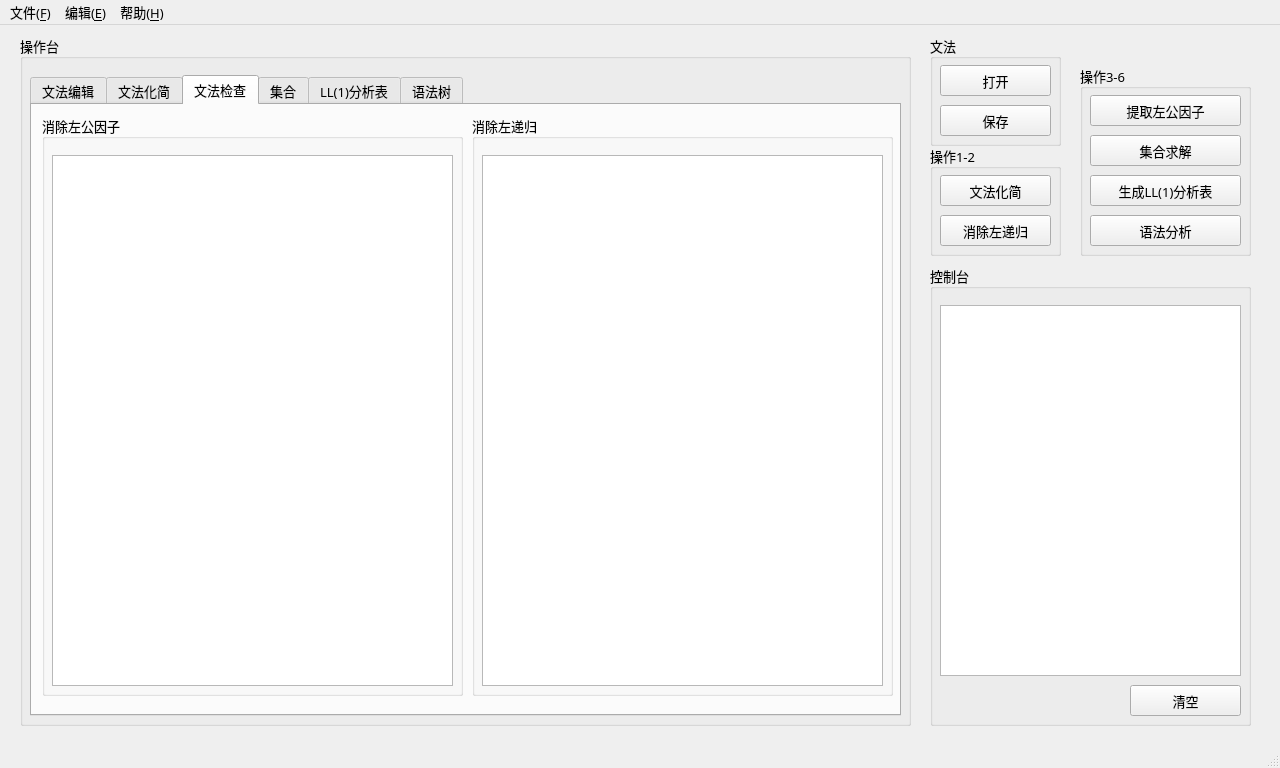
This is BNFProcessor/mainwindow.ui in Lyuyk/Compile-Principle-Course-Labs as Qt 5 draws it before an edit. The edited form follows.
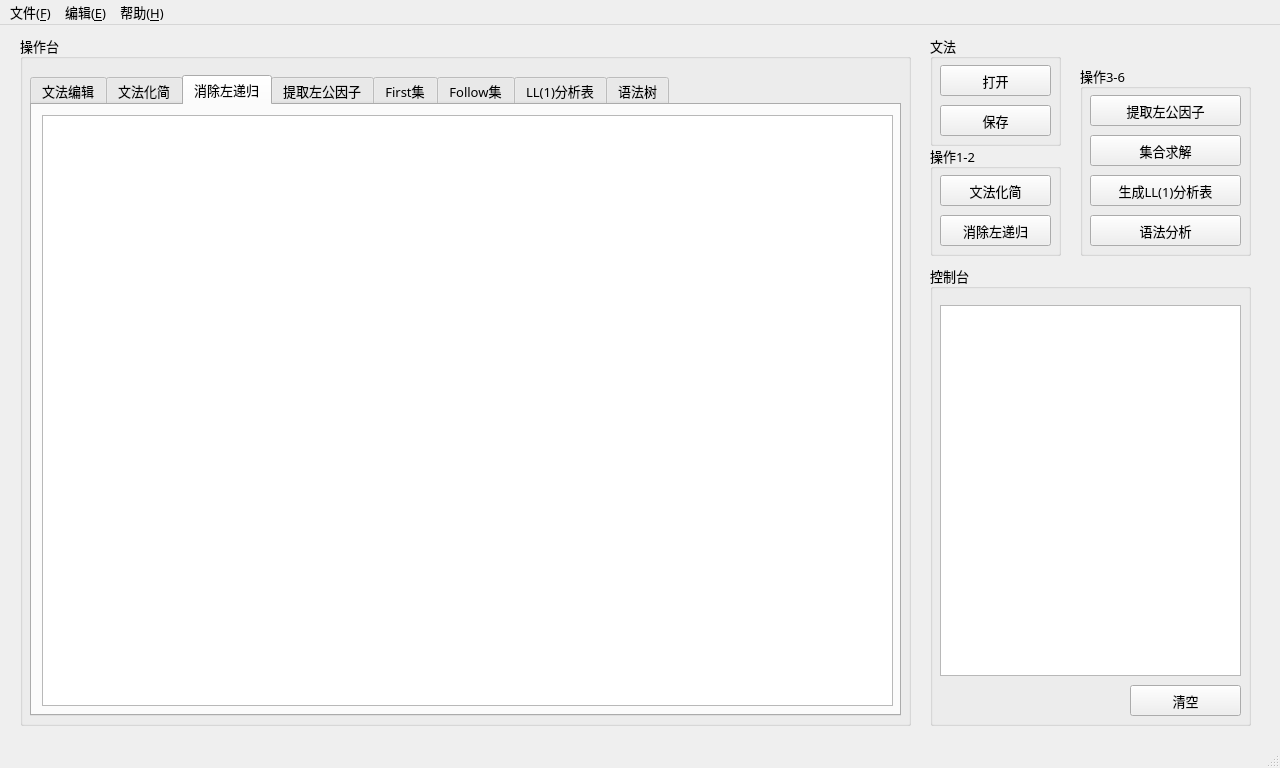
This is the edited form. The open tabs and pages were chosen to show the change.

Commit message: for迭代器bug修复

What changed in the file:
```diff
--- a/BNFProcessor/mainwindow.ui
+++ b/BNFProcessor/mainwindow.ui
@@ -87,7 +87,7 @@
       </rect>
      </property>
      <property name="currentIndex">
-      <number>0</number>
+      <number>3</number>
      </property>
      <widget class="QWidget" name="tab_edit">
       <attribute name="title">
@@ -185,7 +185,7 @@
          <x>10</x>
          <y>10</y>
          <width>851</width>
-         <height>581</height>
+         <height>591</height>
         </rect>
        </property>
        <property name="font">
@@ -201,59 +201,15 @@
      </widget>
      <widget class="QWidget" name="tab_check">
       <attribute name="title">
-       <string>文法检查</string>
-      </attribute>
-      <widget class="QGroupBox" name="groupBox_leftCommonFactor">
-       <property name="geometry">
-        <rect>
-         <x>10</x>
-         <y>10</y>
-         <width>421</width>
-         <height>581</height>
-        </rect>
-       </property>
-       <property name="title">
-        <string>消除左公因子</string>
-       </property>
-       <widget class="QPlainTextEdit" name="plainTextEdit_leftCommonFactor">
-        <property name="geometry">
-         <rect>
-          <x>10</x>
-          <y>40</y>
-          <width>401</width>
-          <height>531</height>
-         </rect>
-        </property>
-        <property name="font">
-         <font>
-          <family>JetBrains Mono NL</family>
-          <pointsize>10</pointsize>
-         </font>
-        </property>
-        <property name="readOnly">
-         <bool>true</bool>
-        </property>
-       </widget>
-      </widget>
-      <widget class="QGroupBox" name="groupBox_leftRecursion">
-       <property name="geometry">
-        <rect>
-         <x>440</x>
-         <y>10</y>
-         <width>421</width>
-         <height>581</height>
-        </rect>
-       </property>
-       <property name="title">
         <string>消除左递归</string>
-       </property>
+      </attribute>
        <widget class="QPlainTextEdit" name="plainTextEdit_leftRecursion">
         <property name="geometry">
          <rect>
           <x>10</x>
-          <y>40</y>
-          <width>401</width>
-          <height>531</height>
+         <y>10</y>
+         <width>851</width>
+         <height>591</height>
          </rect>
         </property>
         <property name="font">
@@ -266,31 +222,42 @@
          <bool>true</bool>
         </property>
        </widget>
+     </widget>
+     <widget class="QWidget" name="tab">
+      <attribute name="title">
+       <string>提取左公因子</string>
+      </attribute>
+      <widget class="QPlainTextEdit" name="plainTextEdit_leftCommonFactor">
+       <property name="geometry">
+        <rect>
+         <x>10</x>
+         <y>10</y>
+         <width>851</width>
+         <height>591</height>
+        </rect>
+       </property>
+       <property name="font">
+        <font>
+         <family>JetBrains Mono NL</family>
+         <pointsize>10</pointsize>
+        </font>
+       </property>
+       <property name="readOnly">
+        <bool>true</bool>
+       </property>
       </widget>
      </widget>
      <widget class="QWidget" name="tab_first">
       <attribute name="title">
-       <string>集合</string>
+       <string>First集</string>
       </attribute>
-      <widget class="QGroupBox" name="groupBox">
-       <property name="geometry">
-        <rect>
-         <x>10</x>
-         <y>10</y>
-         <width>421</width>
-         <height>581</height>
-        </rect>
-       </property>
-       <property name="title">
-        <string>First集合</string>
-       </property>
        <widget class="QTableWidget" name="tableWidget_firstSet">
         <property name="geometry">
          <rect>
           <x>10</x>
-          <y>40</y>
-          <width>401</width>
-          <height>531</height>
+         <y>10</y>
+         <width>851</width>
+         <height>591</height>
          </rect>
         </property>
         <property name="font">
@@ -323,25 +290,17 @@
         </column>
        </widget>
       </widget>
-      <widget class="QGroupBox" name="groupBox_2">
-       <property name="geometry">
-        <rect>
-         <x>440</x>
-         <y>10</y>
-         <width>421</width>
-         <height>581</height>
-        </rect>
-       </property>
-       <property name="title">
-        <string>Follow集合</string>
-       </property>
+     <widget class="QWidget" name="tab_2">
+      <attribute name="title">
+       <string>Follow集</string>
+      </attribute>
        <widget class="QTableWidget" name="tableWidget_followSet">
         <property name="geometry">
          <rect>
           <x>10</x>
-          <y>40</y>
-          <width>401</width>
-          <height>531</height>
+         <y>10</y>
+         <width>851</width>
+         <height>591</height>
          </rect>
         </property>
         <property name="font">
@@ -360,7 +319,6 @@
           <string>集合</string>
          </property>
         </column>
-       </widget>
       </widget>
      </widget>
      <widget class="QWidget" name="tab_LL1">
```
Lines whose indentation alone changed are shown as unchanged. The commit also changes 2 other files.
